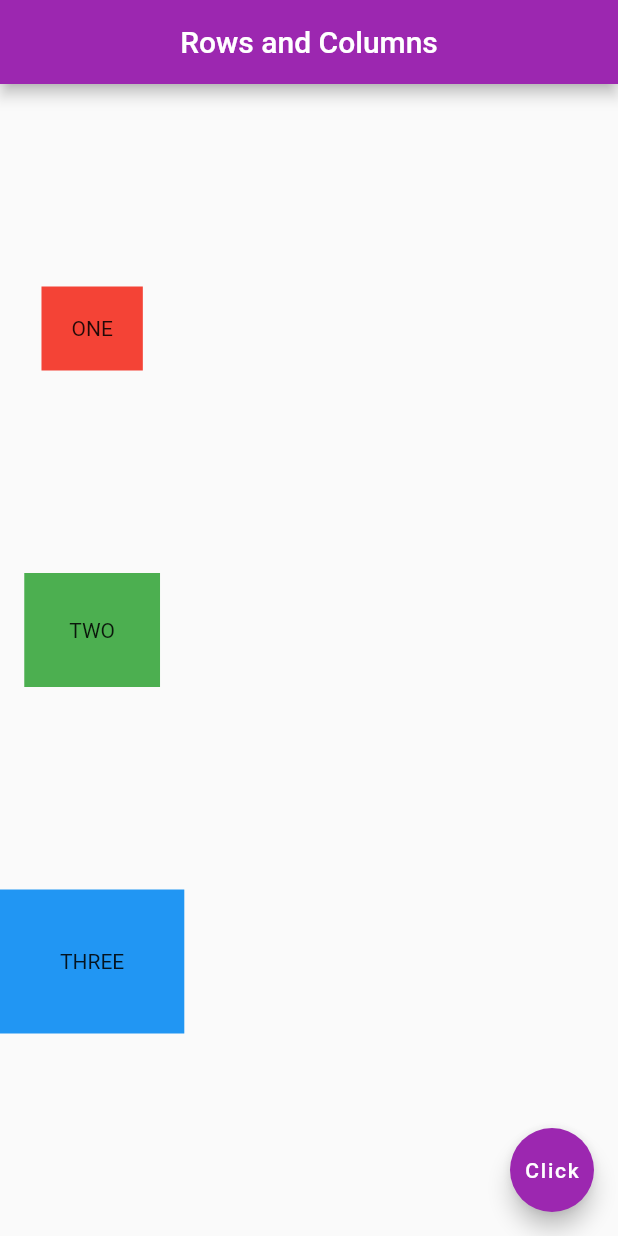
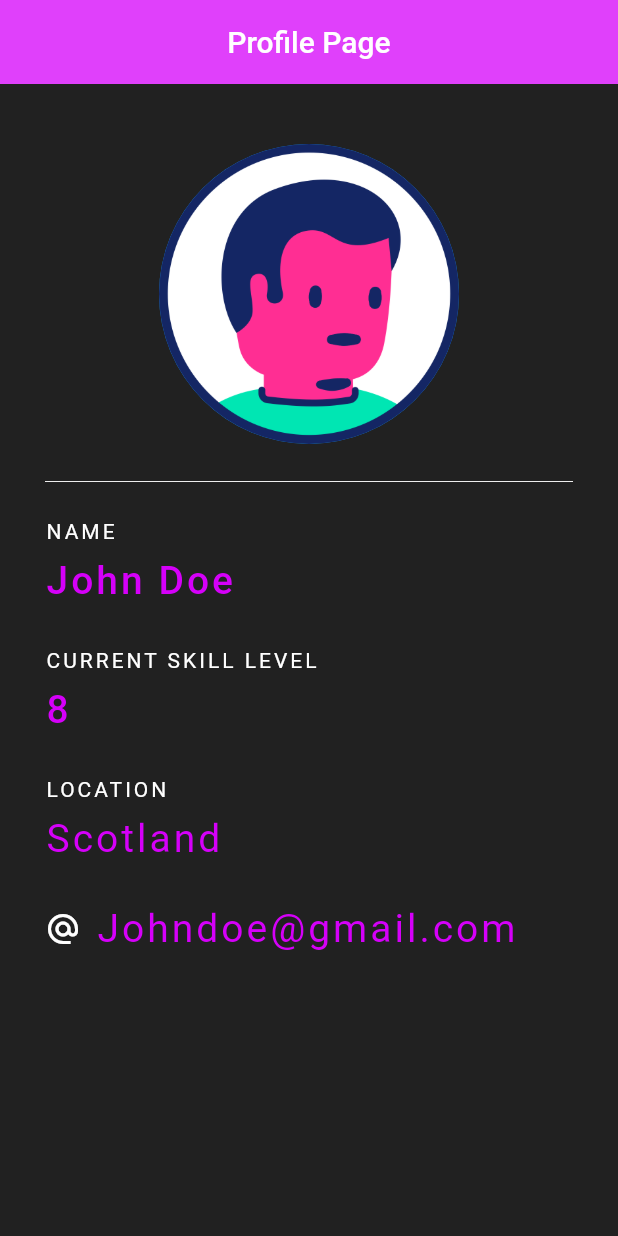
Before and after one commit to Ironman72/my_first_flutter_tutorial, a Flutter app: the screen it shows after launch, on a phone screen of 412 x 824 dp. Run offline on Flutter 3.47's test engine with Material 2 defaults, Android fonts, the phone set to English and light mode, and no system bars.

Commit message:
learned profile page creation

```diff
--- a/lib/main.dart
+++ b/lib/main.dart
@@ -1,49 +1,110 @@
-// ignore_for_file: use_key_in_widget_constructors
-
 import 'package:flutter/material.dart';
 
 void main() {
-  runApp(MyApp());
+  runApp(MaterialApp(home: ProfileApp()));
 }
 
-class MyApp extends StatelessWidget {
+class ProfileApp extends StatelessWidget {
+  const ProfileApp({Key? key}) : super(key: key);
+
   @override
   Widget build(BuildContext context) {
-    return MaterialApp(
-      title: 'FLutter App',
-      debugShowCheckedModeBanner: false,
-      home: SafeArea(
-        child: Scaffold(
-          appBar: AppBar(
-            centerTitle: true,
-            title: Text('Rows and Columns'),
-            backgroundColor: Colors.purple,
-          ),
-          body: Column(
-            mainAxisAlignment: MainAxisAlignment.spaceEvenly,
-            crossAxisAlignment: CrossAxisAlignment.center,
+    return SafeArea(
+      child: Scaffold(
+        backgroundColor: Colors.grey[900],
+        appBar: AppBar(
+          centerTitle: true,
+          title: Text('Profile Page'),
+          elevation: 0.0,
+          backgroundColor: Colors.purpleAccent,
+        ),
+        body: Padding(
+          padding: EdgeInsets.fromLTRB(30.0, 40.0, 30.0, 0.0),
+          child: Column(
+            crossAxisAlignment: CrossAxisAlignment.start,
             children: <Widget>[
-              Container(
-                padding: EdgeInsets.all(20.0),
-                color: Colors.red,
-                child: Text('ONE'),
+              Center(
+                child: CircleAvatar(
+                  backgroundImage: AssetImage(
+                    'images/male_profile.png',
+                  ),
+                  radius: 100.0,
+                ),
               ),
-              Container(
-                padding: EdgeInsets.all(30.0),
-                color: Colors.green,
-                child: Text('TWO'),
+              Divider(
+                color: Colors.grey[200],
+                height: 50.0,
               ),
-              Container(
-                padding: EdgeInsets.all(40.0),
-                color: Colors.blue,
-                child: Text("THREE"),
+              Text(
+                'NAME',
+                style: TextStyle(color: Colors.white, letterSpacing: 2.0),
               ),
+              SizedBox(
+                height: 10.0,
+              ),
+              Text(
+                'John Doe',
+                style: TextStyle(
+                    color: Colors.purpleAccent[400],
+                    letterSpacing: 2.0,
+                    fontSize: 26.0,
+                    fontWeight: FontWeight.w500),
+              ),
+              SizedBox(
+                height: 30.0,
+              ),
+              Text(
+                'CURRENT SKILL LEVEL',
+                style: TextStyle(color: Colors.white, letterSpacing: 2.0),
+              ),
+              SizedBox(
+                height: 10.0,
+              ),
+              Text(
+                '8',
+                style: TextStyle(
+                    color: Colors.purpleAccent[400],
+                    letterSpacing: 2.0,
+                    fontSize: 26.0,
+                    fontWeight: FontWeight.w500),
+              ),
+              SizedBox(
+                height: 30.0,
+              ),
+              Text(
+                'LOCATION',
+                style: TextStyle(color: Colors.white, letterSpacing: 2.0),
+              ),
+              SizedBox(
+                height: 10.0,
+              ),
+              Text(
+                'Scotland',
+                style: TextStyle(
+                    color: Colors.purpleAccent[400],
+                    letterSpacing: 2.0,
+                    fontSize: 26.0),
+              ),
+              SizedBox(height: 30.0),
+              Row(
+                children: <Widget>[
+                  Icon(
+                    Icons.alternate_email,
+                    color: Colors.white,
+                  ),
+                  SizedBox(
+                    width: 10.0,
+                  ),
+                  Text(
+                    'Johndoe@gmail.com',
+                    style: TextStyle(
+                        color: Colors.purpleAccent[400],
+                        letterSpacing: 2.0,
+                        fontSize: 26.0),
+                  )
+                ],
+              )
             ],
-          ),
-          floatingActionButton: FloatingActionButton(
-            onPressed: () {},
-            child: Text('Click'),
-            backgroundColor: Colors.purple,
           ),
         ),
       ),
--- a/pubspec.yaml
+++ b/pubspec.yaml
@@ -63,8 +63,8 @@ flutter:
   uses-material-design: true
 
   # To add assets to your application, add an assets section, like this:
-  # assets:
-  #   - images/happy.png
+  assets:
+    - images/
   #   - images/launcher.png
 
   # An image asset can refer to one or more resolution-specific "variants", see
```
Also changed, not shown: images/Screenshot_1641829772.png (deleted), images/female_profile.png (added), images/male_profile.png (added).
